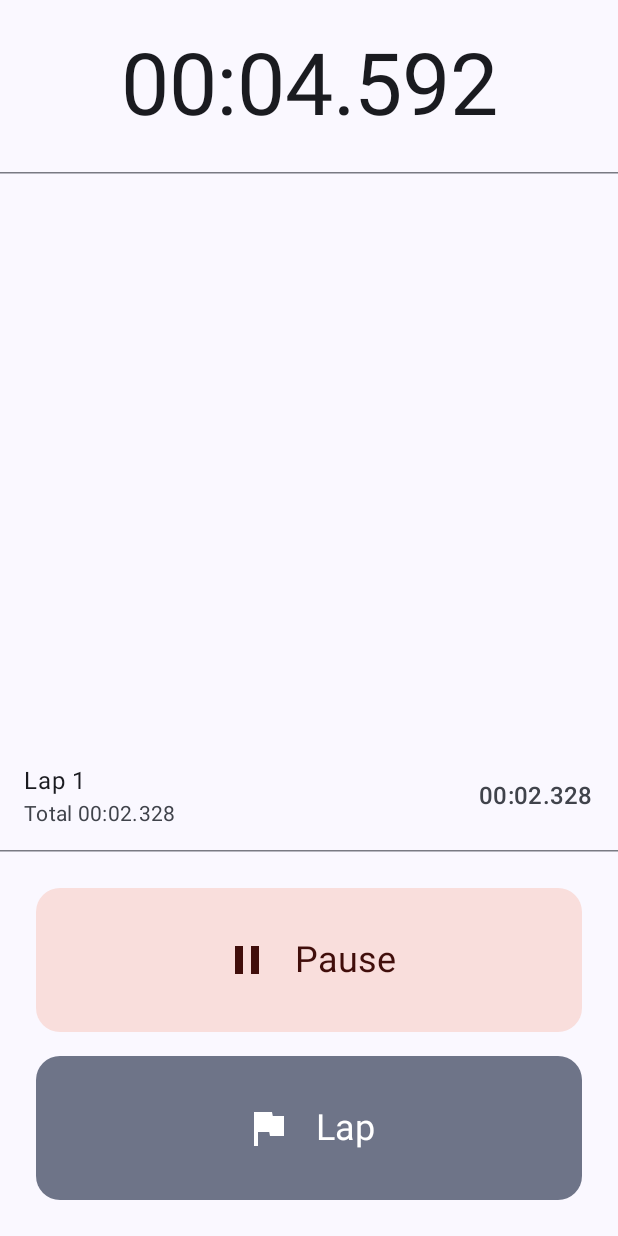
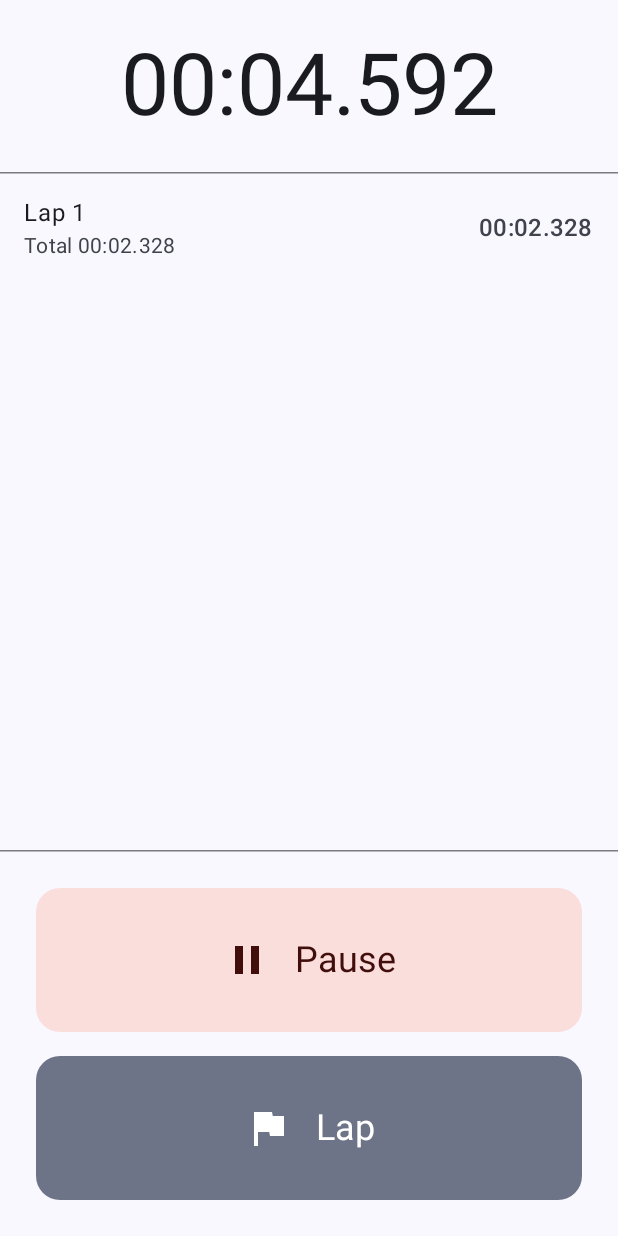
Before and after one commit to TargetCrafter/HA-Alarmclock, an Android app built with Jetpack Compose: the composable StopwatchScreen shown on its own in the app's theme, after a tap on "Lap", on a phone screen of 412 x 824 dp. Run offline under Robolectric (Android 15) with nearby library versions, the phone set to English and light mode, and no system bars; 1 statement that could not run was skipped; 1 other tap on this screen came first.

Commit message:
Fix stopwatch lap list for real: explicit scroll instead of reverseLayout
reverseLayout=true didn't actually fix it (still showed Lap 1) - relying on
LazyColumn's own default scroll-anchoring wasn't reliable either way. Switched to
imperative control: a LaunchedEffect(laps) explicitly calls listState.scrollToItem(0)
every time the lap list changes, deterministically showing the newest lap (index 0,
laps are still stored newest-first) instead of hoping layout direction alone handles it.

Co-Authored-By: Claude Sonnet 5 <noreply@anthropic.com>
Claude-Session: https://claude.ai/code/session_01C7x8v5c5Lu29PBWy1LdfCe

```diff
--- a/app/src/main/java/com/targetcrafter/haalarmclock/ui/stopwatch/StopwatchScreen.kt
+++ b/app/src/main/java/com/targetcrafter/haalarmclock/ui/stopwatch/StopwatchScreen.kt
@@ -10,6 +10,7 @@ import androidx.compose.foundation.layout.padding
 import androidx.compose.foundation.layout.size
 import androidx.compose.foundation.lazy.LazyColumn
 import androidx.compose.foundation.lazy.items
+import androidx.compose.foundation.lazy.rememberLazyListState
 import androidx.compose.material.icons.Icons
 import androidx.compose.material.icons.filled.Flag
 import androidx.compose.material.icons.filled.Pause
@@ -23,6 +24,7 @@ import androidx.compose.material3.ListItem
 import androidx.compose.material3.MaterialTheme
 import androidx.compose.material3.Text
 import androidx.compose.runtime.Composable
+import androidx.compose.runtime.LaunchedEffect
 import androidx.compose.runtime.collectAsState
 import androidx.compose.runtime.getValue
 import androidx.compose.ui.Alignment
@@ -66,14 +68,15 @@ fun StopwatchScreen() {
                     )
                 }
             } else {
-                // reverseLayout, not a data re-sort: laps is already newest-first (index 0 is the
-                // latest), and LazyColumn auto-adjusts scroll to keep whatever was already visible
-                // in view when new items are inserted above it — with a plain top-down list that
-                // pins Lap 1 in place forever as new laps get prepended above it. reverseLayout
-                // flips which end is the default-visible anchor, so newest-first data renders
-                // oldest-at-top/newest-at-bottom and each new lap lands right in the anchored,
-                // already-visible spot instead.
-                LazyColumn(modifier = Modifier.fillMaxSize(), reverseLayout = true) {
+                val listState = rememberLazyListState()
+                // laps is newest-first (index 0 is the latest), so scrolling to index 0 shows the
+                // newest lap — done explicitly and unconditionally on every change rather than
+                // relying on LazyColumn's own default scroll-anchoring, which (with or without
+                // reverseLayout) turned out not to reliably keep the latest lap in view on its own.
+                LaunchedEffect(laps) {
+                    listState.scrollToItem(0)
+                }
+                LazyColumn(state = listState, modifier = Modifier.fillMaxSize()) {
                     items(laps, key = { it.number }) { lap ->
                         ListItem(
                             headlineContent = { Text("Lap ${lap.number}") },
```
Also changed, not shown: 1 other file.
